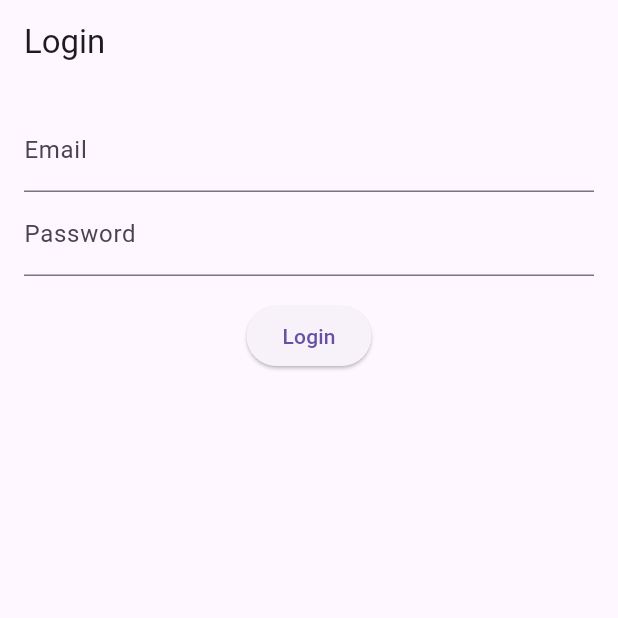
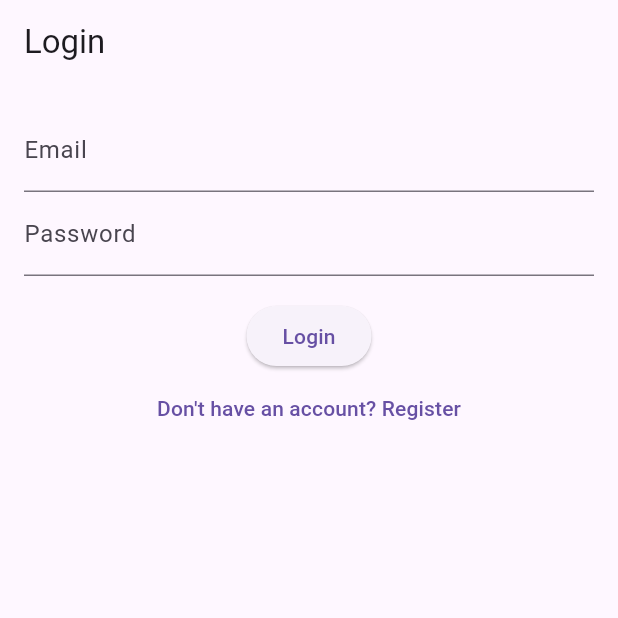
Before and after one commit to hoangtvspk/bui_bloc_with_clean_architecture, a Flutter app: the screen it shows after launch, on a phone screen of 412 x 824 dp, the top half of it. Run offline on Flutter 3.47's test engine with Material 3 defaults, Android fonts, the phone set to English and light mode, and no system bars; our stand-ins replace dartz, dio, flutter_bloc, freezed_annotation, go_router.

Commit message:
create register page

```diff
--- a/lib/core/network/dio_client.dart
+++ b/lib/core/network/dio_client.dart
@@ -17,7 +17,7 @@ class DioClient {
     _instance ??= DioClient._internal(
       Dio(
         BaseOptions(
-          baseUrl: 'YOUR_BASE_URL', // Replace with your API base URL
+          baseUrl: 'http://localhost:8080', // Replace with your API base URL
           connectTimeout: const Duration(seconds: 30),
           receiveTimeout: const Duration(seconds: 30),
           sendTimeout: const Duration(seconds: 30),
--- a/lib/core/router/app_router.dart
+++ b/lib/core/router/app_router.dart
@@ -1,3 +1,4 @@
+import 'package:flutter_bloc_with_clean_architectore/features/auth/presentation/pages/register_page.dart';
 import 'package:flutter_bloc_with_clean_architectore/features/home/presentation/pages/home_page.dart';
 import 'package:go_router/go_router.dart';
 import '../../features/auth/presentation/pages/login_page.dart' show LoginPage;
@@ -12,5 +13,9 @@ final GoRouter router = GoRouter(
       path: '/home',
       builder: (context, state) => const HomePage(),
     ),
+    GoRoute(
+      path: '/register',
+      builder: (context, state) => const RegisterPage(),
+    ),
   ],
 );
--- a/lib/features/auth/data/datasources/auth_remote_data_source.dart
+++ b/lib/features/auth/data/datasources/auth_remote_data_source.dart
@@ -8,7 +8,7 @@ import '../models/login/login_model.dart';
 abstract class AuthRemoteDataSource {
   Future<BaseResponse<LoginModel>> login(String email, String password);
   Future<BaseResponse<RegisterModel>> register(
-      String email, String password, String phoneNumber);
+      String email, String password, String phoneNumber, String name);
   Future<void> logout();
 }
 
@@ -35,12 +35,13 @@ class AuthRemoteDataSourceImpl implements AuthRemoteDataSource {
 
   @override
   Future<BaseResponse<RegisterModel>> register(
-      String email, String password, String phoneNumber) async {
+      String email, String password, String phoneNumber, String name) async {
     try {
       final response = await dioClient.post("/register", data: {
         "email": email,
         "password": password,
         "phoneNumber": phoneNumber,
+        "name": name,
       });
 
       return BaseResponse(data: RegisterModel.fromJson(response.data));
--- a/lib/features/auth/domain/usecases/login_usecase.dart
+++ b/lib/features/auth/domain/usecases/login_usecase.dart
@@ -11,7 +11,7 @@ class LoginUseCase implements UseCase<User, LoginParams> {
 
   @override
   Future<Either<Failure, User>> call(LoginParams params) {
-    return repository.login(params.email, params.password);
+    return repository.login(email: params.email, password: params.password);
   }
 }
 
--- /dev/null
+++ b/lib/features/auth/presentation/bloc/register_bloc.dart
@@ -0,0 +1,38 @@
+import 'package:flutter_bloc/flutter_bloc.dart';
+import 'package:freezed_annotation/freezed_annotation.dart';
+import '../../domain/repositories/auth_repository.dart';
+
+part 'register_event.dart';
+part 'register_state.dart';
+part 'register_bloc.freezed.dart';
+
+
+
+class RegisterBloc extends Bloc<RegisterEvent, RegisterState> {
+  final AuthRepository _authRepository;
+
+  RegisterBloc({required AuthRepository authRepository})
+      : _authRepository = authRepository,
+        super(const RegisterState.initial()) {
+    on<Register>(_onRegister);
+  }
+
+  Future<void> _onRegister(
+    Register event,
+    Emitter<RegisterState> emit,
+  ) async {
+    emit(const RegisterState.loading());
+
+    final result = await _authRepository.register(
+      name: event.name,
+      email: event.email,
+      password: event.password,
+      phoneNumber: event.phoneNumber,
+    );
+
+    emit(result.fold(
+      (failure) => RegisterState.failure(failure.message),
+      (_) => const RegisterState.success(),
+    ));
+  }
+}
--- /dev/null
+++ b/lib/features/auth/presentation/bloc/register_event.dart
@@ -0,0 +1,11 @@
+part of 'register_bloc.dart';
+
+@freezed
+class RegisterEvent with _$RegisterEvent {
+  const factory RegisterEvent.register({
+    required String name,
+    required String email,
+    required String password,
+    required String phoneNumber,
+  }) = Register;
+}
--- /dev/null
+++ b/lib/features/auth/presentation/bloc/register_state.dart
@@ -0,0 +1,9 @@
+part of 'register_bloc.dart';
+
+@freezed
+class RegisterState with _$RegisterState {
+  const factory RegisterState.initial() = RegisterInitial;
+  const factory RegisterState.loading() = RegisterLoading;
+  const factory RegisterState.success() = RegisterSuccess;
+  const factory RegisterState.failure(String message) = RegisterFailure;
+}
--- a/lib/features/auth/presentation/pages/login_page.dart
+++ b/lib/features/auth/presentation/pages/login_page.dart
@@ -79,8 +79,15 @@ class _LoginPageState extends State<LoginPage> {
                     ),
                   ],
                 );
+
               },
             ),
+          TextButton(
+            onPressed: () {
+              context.go('/register');
+            },
+            child: const Text('Don\'t have an account? Register'),
+          ),
           ],
         ),
       ),
--- a/lib/main.dart
+++ b/lib/main.dart
@@ -5,7 +5,9 @@ import 'package:flutter_bloc_with_clean_architectore/features/auth/data/datasour
 import 'package:flutter_bloc_with_clean_architectore/features/auth/data/repositories/auth_repository_impl.dart';
 import 'package:flutter_bloc_with_clean_architectore/features/auth/domain/repositories/auth_repository.dart';
 import 'package:flutter_bloc_with_clean_architectore/features/auth/domain/usecases/login_usecase.dart';
+import 'package:flutter_bloc_with_clean_architectore/features/auth/domain/usecases/register_usecase.dart';
 import 'package:flutter_bloc_with_clean_architectore/features/auth/presentation/bloc/auth_bloc.dart';
+import 'package:flutter_bloc_with_clean_architectore/features/auth/presentation/bloc/register_bloc.dart';
 import 'core/router/app_router.dart';
 
 void main() {
@@ -26,7 +28,11 @@ class MyApp extends StatelessWidget {
     return MultiBlocProvider(
       providers: [
         BlocProvider(
-            create: (context) => AuthBloc(LoginUseCase(authRepository))),
+            create: (context) => AuthBloc(
+                 LoginUseCase(authRepository))),
+        BlocProvider(
+            create: (context) => RegisterBloc(
+                authRepository: authRepository))
       ],
       child: MaterialApp.router(
         debugShowCheckedModeBanner: false,
--- a/pubspec.yaml
+++ b/pubspec.yaml
@@ -35,7 +35,7 @@ dependencies:
   flutter:
     sdk: flutter
   flutter_bloc: ^9.0.0
-  flutter_secure_storage: ^4.2.1
+  flutter_secure_storage: ^9.2.4
   freezed_annotation: ^2.4.4
   go_router: ^14.8.0
   json_annotation: ^4.9.0
```
Also changed, not shown: lib/features/auth/data/repositories/auth_repository_impl.dart (+20 -9 lines), lib/features/auth/domain/repositories/auth_repository.dart (+10 -3 lines), lib/features/auth/domain/usecases/register_usecase.dart (+21 -14 lines), lib/features/auth/presentation/pages/register_page.dart (added, +163 -0 lines), lib/features/auth/presentation/bloc/register_bloc.freezed.dart (added), pubspec.lock, 127 other files.
